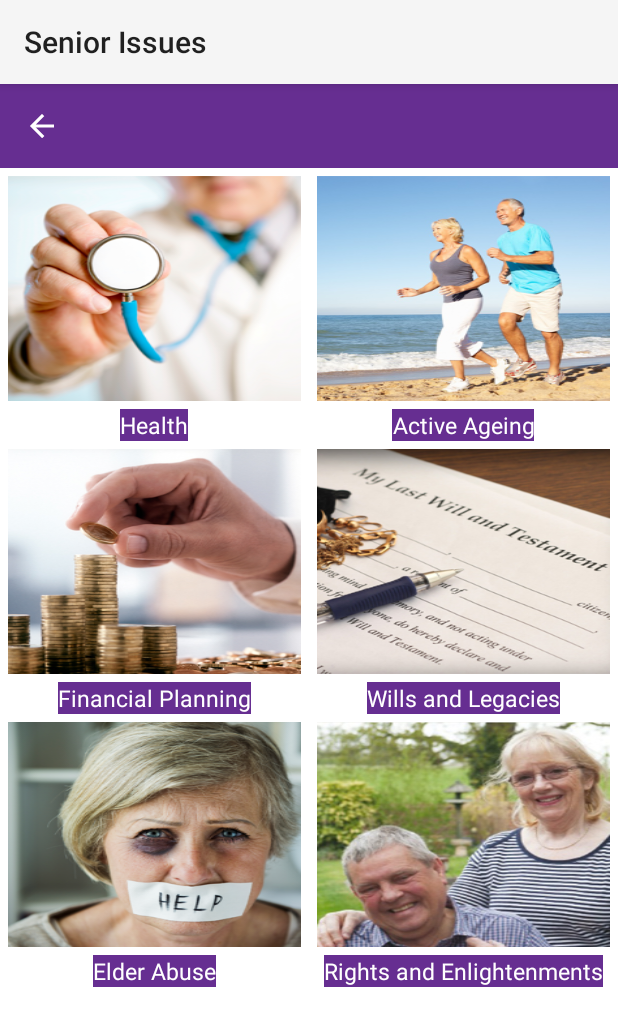
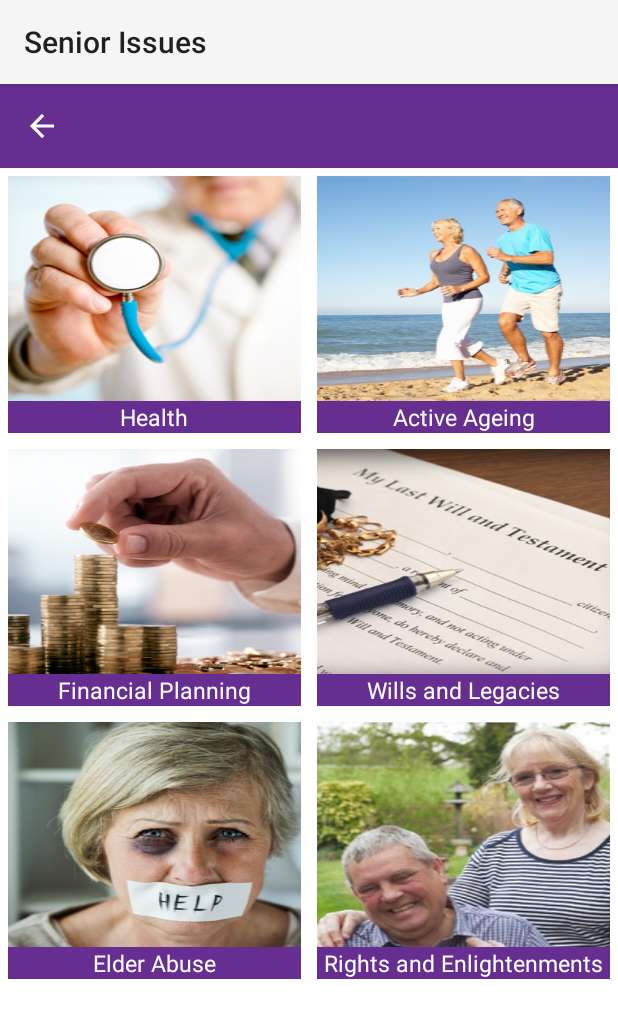
Before and after one commit to CodersForLife/Helping-Seniors, an Android app: the SeniorIssuesFragment screen opened directly, with no data from a screen before it, on a phone screen of 412 x 824 dp. Shown: the top 1026 px of the screen. Run offline under Robolectric (Android 15) with nearby library versions, the phone set to English and light mode, and no system bars; 1 statement that could not run was skipped.

Commit message:
senior issue ui enhanced

```diff
--- a/app/src/main/java/com/helpmesonteam/helpmeson/activity/HelpSelection.java
+++ b/app/src/main/java/com/helpmesonteam/helpmeson/activity/HelpSelection.java
@@ -157,10 +157,11 @@ public class HelpSelection extends BaseActivity implements View.OnClickListener
             SharedPreferences preferences = getSharedPreferences("Pref", MODE_APPEND);
             requestParams.put("name",preferences.getString("name"," "));
             requestParams.put("age",preferences.getString("age"," "));
-            requestParams.put("state",preferences.getString("state","TEST"));
+            requestParams.put("state",preferences.getString("state",""));
             requestParams.put("city",preferences.getString("city"," "));
             requestParams.put("address",preferences.getString("address"," "));
             requestParams.put("reference_no",preferences.getString("reference_number"," "));
+            requestParams.put("contact_no",preferences.getString("phone_number"," "));
             requestParams.put("type_of_help",typeOfHelp);
 
             SharedPreferences.Editor editor = preferences.edit();
--- a/app/src/main/res/layout/fragment_senior_issues.xml
+++ b/app/src/main/res/layout/fragment_senior_issues.xml
@@ -19,20 +19,20 @@
             android:layout_width="match_parent"
             android:layout_weight="1"
             android:orientation="vertical"
-            android:layout_height="match_parent">
+            android:layout_height="match_parent"
+            android:layout_margin="5dp">
             <ImageView
                 android:layout_width="match_parent"
                 android:layout_height="wrap_content"
-                android:layout_margin="5dp"
                 android:id="@+id/health"
                 android:background="@drawable/health"/>
             <TextView
-                android:layout_width="wrap_content"
+                android:layout_width="match_parent"
                 android:layout_height="wrap_content"
                 android:textColor="@color/white"
                 android:background="@color/colorPrimary"
                 android:layout_gravity="center"
-                android:gravity="bottom"
+                android:gravity="center"
                 android:textSize="15sp"
                 android:text="Health"/>
         </LinearLayout>
@@ -40,16 +40,16 @@
             android:layout_width="match_parent"
             android:layout_weight="1"
             android:orientation="vertical"
-            android:layout_height="match_parent">
+            android:layout_height="match_parent"
+            android:layout_margin="5dp">
             <ImageView
                 android:layout_width="match_parent"
                 android:layout_height="wrap_content"
                 android:id="@+id/activeageing"
-                android:layout_margin="5dp"
                 android:background="@drawable/activeageing"/>
 
             <TextView
-                android:layout_width="wrap_content"
+                android:layout_width="match_parent"
                 android:layout_height="wrap_content"
                 android:textColor="@color/white"
                 android:background="@color/colorPrimary"
@@ -71,16 +71,16 @@
             android:layout_width="match_parent"
             android:layout_weight="1"
             android:orientation="vertical"
-            android:layout_height="match_parent">
+            android:layout_height="match_parent"
+            android:layout_margin="5dp">
             <ImageView
                 android:layout_width="match_parent"
                 android:layout_height="wrap_content"
                 android:id="@+id/financialplanning"
-                android:layout_margin="5dp"
                 android:background="@drawable/financialplanning"/>
 
             <TextView
-                android:layout_width="wrap_content"
+                android:layout_width="match_parent"
                 android:layout_height="wrap_content"
                 android:layout_gravity="center"
                 android:gravity="center"
@@ -93,16 +93,16 @@
             android:layout_width="match_parent"
             android:layout_weight="1"
             android:orientation="vertical"
-            android:layout_height="match_parent">
+            android:layout_height="match_parent"
+            android:layout_margin="5dp">
             <ImageView
                 android:layout_width="match_parent"
                 android:layout_height="wrap_content"
                 android:id="@+id/willslegacies"
-                android:layout_margin="5dp"
                 android:background="@drawable/willslegacies"/>
 
             <TextView
-                android:layout_width="wrap_content"
+                android:layout_width="match_parent"
                 android:layout_height="wrap_content"
                 android:textColor="@color/white"
                 android:background="@color/colorPrimary"
@@ -122,16 +122,16 @@
             android:layout_width="match_parent"
             android:layout_weight="1"
             android:orientation="vertical"
-            android:layout_height="match_parent">
+            android:layout_height="match_parent"
+            android:layout_margin="5dp">
             <ImageView
                 android:layout_width="match_parent"
                 android:id="@+id/elderabuse"
                 android:layout_height="wrap_content"
-                android:layout_margin="5dp"
                 android:background="@drawable/elder_abuse"/>
 
             <TextView
-                android:layout_width="wrap_content"
+                android:layout_width="match_parent"
                 android:layout_height="wrap_content"
                 android:textColor="@color/white"
                 android:background="@color/colorPrimary"
@@ -144,22 +144,23 @@
             android:layout_width="match_parent"
             android:layout_weight="1"
             android:orientation="vertical"
-            android:layout_height="match_parent">
+            android:layout_height="match_parent"
+            android:layout_margin="5dp">
             <ImageView
                 android:layout_width="match_parent"
                 android:layout_height="wrap_content"
-                android:layout_margin="5dp"
                 android:id="@+id/rightsenlightenments"
                 android:background="@drawable/rights_entitlements"/>
 
             <TextView
-                android:layout_width="wrap_content"
+                android:layout_width="match_parent"
                 android:layout_height="wrap_content"
                 android:textColor="@color/white"
                 android:background="@color/colorPrimary"
                 android:layout_gravity="center"
                 android:gravity="center"
                 android:textSize="15sp"
+                android:singleLine="true"
                 android:text="Rights and Enlightenments"/>
         </LinearLayout>
     </LinearLayout>
--- a/settings.gradle
+++ b/settings.gradle
@@ -1 +1 @@
-include ':app',':theme',':network',':commonframework'
+include ':app', ':commonframework', ':network', ':theme'
```
Also changed, not shown: app/src/main/res/layout/fragment_click_detail.xml (+6 -9 lines).
